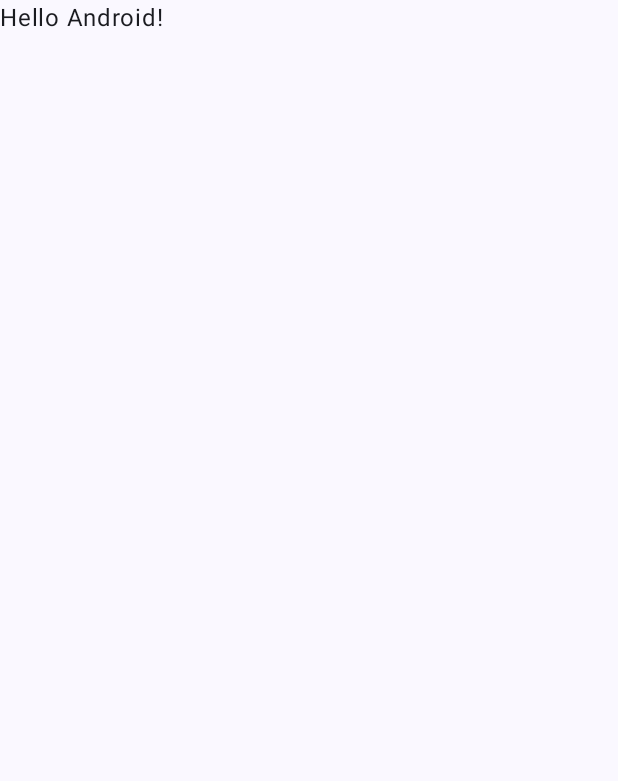
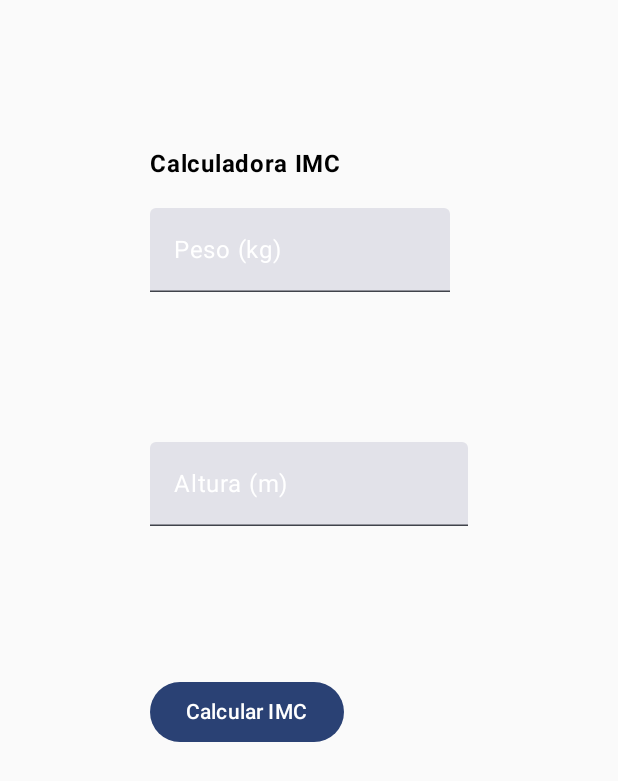
Before and after one commit to ErvinCaraval/IMC, an Android app built with Jetpack Compose: the screen it shows after launch (MainActivity), on a phone screen of 412 x 824 dp. Before the commit the part shown is almost empty. Shown: the top 781 px of the screen. Run offline under Robolectric (Android 15) with nearby library versions, the phone set to English and light mode, and no system bars.

```diff
--- a/app/build.gradle.kts
+++ b/app/build.gradle.kts
@@ -66,4 +66,6 @@ dependencies {
     androidTestImplementation(libs.androidx.ui.test.junit4)
     debugImplementation(libs.androidx.ui.tooling)
     debugImplementation(libs.androidx.ui.test.manifest)
+   implementation  ("androidx.appcompat:appcompat:1.6.1")
+
 }
--- a/app/src/main/java/com/example/imc/MainActivity.kt
+++ b/app/src/main/java/com/example/imc/MainActivity.kt
@@ -1,47 +1,101 @@
+
 package com.example.imc
-
 import android.os.Bundle
 import androidx.activity.ComponentActivity
 import androidx.activity.compose.setContent
-import androidx.activity.enableEdgeToEdge
-import androidx.compose.foundation.layout.fillMaxSize
-import androidx.compose.foundation.layout.padding
-import androidx.compose.material3.Scaffold
-import androidx.compose.material3.Text
-import androidx.compose.runtime.Composable
+import androidx.compose.foundation.layout.*
+import androidx.compose.material3.*
+import androidx.compose.runtime.*
 import androidx.compose.ui.Modifier
 import androidx.compose.ui.tooling.preview.Preview
+import androidx.compose.ui.unit.dp
 import com.example.imc.ui.theme.IMCTheme
+import androidx.compose.ui.text.font.FontWeight
+import androidx.compose.ui.graphics.Color // Importa Color para usar colores
+
+
 
 class MainActivity : ComponentActivity() {
     override fun onCreate(savedInstanceState: Bundle?) {
         super.onCreate(savedInstanceState)
-        enableEdgeToEdge()
         setContent {
             IMCTheme {
-                Scaffold(modifier = Modifier.fillMaxSize()) { innerPadding ->
-                    Greeting(
-                        name = "Android",
-                        modifier = Modifier.padding(innerPadding)
-                    )
-                }
+                IMCCalculatorScreen()
             }
         }
     }
 }
 
 @Composable
-fun Greeting(name: String, modifier: Modifier = Modifier) {
-    Text(
-        text = "Hello $name!",
-        modifier = modifier
-    )
+fun IMCCalculatorScreen() {
+    var weight by remember { mutableStateOf("") }
+    var height by remember { mutableStateOf("") }
+    var imcResult by remember { mutableStateOf<Double?>(null) }
+    var category by remember { mutableStateOf("") }
+
+    Column(
+        modifier = Modifier
+            .padding(100.dp)
+            .fillMaxSize()
+    ) {
+
+
+        Text(
+            text = "Calculadora IMC",
+            style = MaterialTheme.typography.bodyLarge.copy(
+                fontWeight = FontWeight.Bold
+            )
+        )
+        Spacer(modifier = Modifier.height(20.dp))
+
+        TextField(
+            value = weight,
+            onValueChange = { weight = it },
+            label = { Text("Peso (kg)", color = Color.White) },
+
+        modifier = Modifier.width(200.dp) // Ancho fijo de 300 dp
+
+
+        )
+        Spacer(modifier = Modifier.height(100.dp))
+        TextField(
+            value = height,
+            onValueChange = { height = it },
+            label = { Text("Altura (m)" ,color = Color.White) },
+            modifier = Modifier.fillMaxWidth()
+        )
+        Spacer(modifier = Modifier.height(100.dp))
+        Button(onClick = {
+            val weightValue = weight.toDoubleOrNull()
+            val heightValue = height.toDoubleOrNull()
+            if (weightValue != null && heightValue != null && heightValue > 0) {
+                val imc = weightValue / (heightValue * heightValue)
+                imcResult = imc
+                category = when {
+                    imc < 18.5 -> "Bajo peso"
+                    imc in 18.5..24.9 -> "Peso normal"
+                    imc in 25.0..29.9 -> "Sobrepeso"
+                    else -> "Obesidad"
+                }
+            } else {
+                imcResult = null
+                category = "Ingrese valores válidos"
+            }
+        }) {
+            Text("Calcular IMC")
+        }
+        Spacer(modifier = Modifier.height(30.dp))
+        imcResult?.let {
+            Text(text = "IMC: %.2f".format(it))
+            Text(text = "Categoría: $category")
+        }
+    }
 }
 
 @Preview(showBackground = true)
 @Composable
-fun GreetingPreview() {
+fun IMCCalculatorPreview() {
     IMCTheme {
-        Greeting("Android")
+        IMCCalculatorScreen()
     }
 }
```
